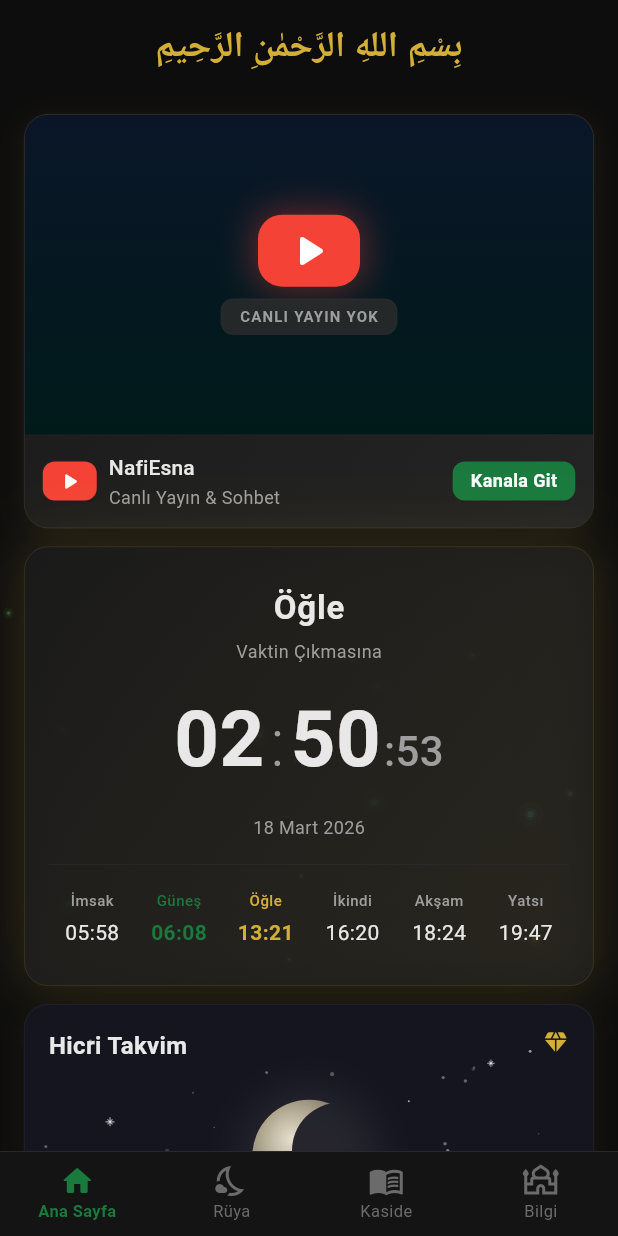
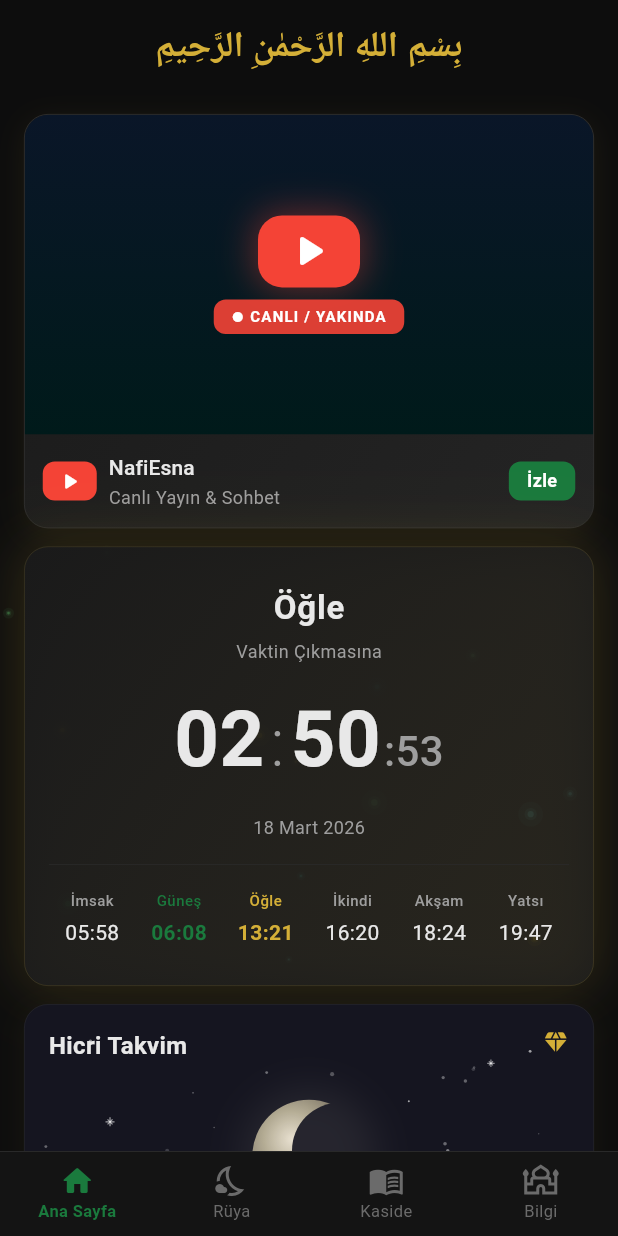
Before and after one commit to abdullahonus/nafiesna, a Flutter app: the screen it shows after launch, on a phone screen of 412 x 824 dp. Run offline on Flutter 3.47's test engine with Material 3 defaults, Android fonts, the phone set to English and light mode, and no system bars; our stand-ins replace auto_route, dio, equatable, firebase_core, firebase_messaging, flutter_riverpod and 4 more; missing offline and left inert: chucker_flutter, syncfusion_flutter_pdfviewer; accounts and stored records are empty; network calls fail.

Commit message:
bildirimli canlı yayın

```diff
--- a/lib/feature/home/widgets/live_stream_card.dart
+++ b/lib/feature/home/widgets/live_stream_card.dart
@@ -1,30 +1,17 @@
 import 'package:flutter/material.dart';
-import 'package:flutter_riverpod/flutter_riverpod.dart';
 import 'package:url_launcher/url_launcher.dart';
 import '../../../product/init/theme/app_colors.dart';
 import '../../../product/init/theme/app_text_styles.dart';
 import '../../../product/constants/app_spacing.dart';
-import '../../../service/youtube_live_service.dart';
 
-// TODO: YouTube Data API key'i güvenli bir yere taşınacak (env / remote config)
-const String _youtubeApiKey = 'AIzaSyC2AcvtBZ9TZCQft6az47UspEI5sJbo1UM';
-
-final _ytServiceProvider = Provider(
-  (ref) => YouTubeLiveService(apiKey: _youtubeApiKey),
-);
-
-final _liveStatusProvider = FutureProvider.autoDispose<LiveStreamInfo>((ref) {
-  return ref.read(_ytServiceProvider).checkLiveStatus();
-});
-
-class LiveStreamCard extends ConsumerWidget {
+class LiveStreamCard extends StatelessWidget {
   const LiveStreamCard({super.key});
 
   static const String _channelUrl =
-      'https://www.youtube.com/@bloomberght/streams';
+      'https://www.youtube.com/@NafiEsna/streams';
 
-  Future<void> _openUrl(BuildContext context, String url) async {
-    final Uri uri = Uri.parse(url);
+  Future<void> _openChannel(BuildContext context) async {
+    final Uri uri = Uri.parse(_channelUrl);
     if (await canLaunchUrl(uri)) {
       await launchUrl(uri, mode: LaunchMode.externalApplication);
     } else if (context.mounted) {
@@ -38,10 +25,7 @@ class LiveStreamCard extends ConsumerWidget {
   }
 
   @override
-  Widget build(BuildContext context, WidgetRef ref) {
-    final AsyncValue<LiveStreamInfo> liveAsync = ref.watch(_liveStatusProvider);
-    final bool isLive = liveAsync.valueOrNull?.isLive ?? false;
-
+  Widget build(BuildContext context) {
     return Container(
       decoration: BoxDecoration(
         borderRadius: BorderRadius.circular(AppSpacing.radiusLg),
@@ -50,17 +34,12 @@ class LiveStreamCard extends ConsumerWidget {
           end: Alignment.bottomRight,
           colors: [AppColors.surface, AppColors.surfaceVariant],
         ),
-        border: Border.all(
-          color: isLive ? Colors.red.withValues(alpha: 0.4) : AppColors.border,
-          width: isLive ? 1.0 : 0.5,
-        ),
+        border: Border.all(color: AppColors.border, width: 0.5),
         boxShadow: [
           BoxShadow(
-            color: isLive
-                ? Colors.red.withValues(alpha: 0.15)
-                : AppColors.accent.withValues(alpha: 0.08),
-            blurRadius: isLive ? 24 : 16,
-            spreadRadius: isLive ? 2 : 0,
+            color: AppColors.accent.withValues(alpha: 0.08),
+            blurRadius: 16,
+            spreadRadius: 0,
             offset: const Offset(0, 4),
           ),
         ],
@@ -68,27 +47,16 @@ class LiveStreamCard extends ConsumerWidget {
       child: Column(
         crossAxisAlignment: CrossAxisAlignment.start,
         children: [
-          _buildThumbnail(context, liveAsync),
-          _buildInfo(context, isLive),
+          _buildThumbnail(context),
+          _buildInfo(context),
         ],
       ),
     );
   }
 
-  Widget _buildThumbnail(
-    BuildContext context,
-    AsyncValue<LiveStreamInfo> liveAsync,
-  ) {
-    final LiveStreamInfo? info = liveAsync.valueOrNull;
-    final bool isLive = info?.isLive ?? false;
-
+  Widget _buildThumbnail(BuildContext context) {
     return GestureDetector(
-      onTap: () {
-        final String url = isLive && info?.videoId != null
-            ? info!.videoUrl
-            : _channelUrl;
-        _openUrl(context, url);
-      },
+      onTap: () => _openChannel(context),
       child: ClipRRect(
         borderRadius: const BorderRadius.only(
           topLeft: Radius.circular(AppSpacing.radiusLg),
@@ -99,14 +67,15 @@ class LiveStreamCard extends ConsumerWidget {
           child: Stack(
             fit: StackFit.expand,
             children: [
-              if (isLive && info?.thumbnailUrl != null)
-                Image.network(
-                  info!.thumbnailUrl!,
-                  fit: BoxFit.cover,
-                  errorBuilder: (_, __, ___) => _buildGradientBg(),
-                )
-              else
-                _buildGradientBg(),
+              Container(
+                decoration: const BoxDecoration(
+                  gradient: LinearGradient(
+                    begin: Alignment.topCenter,
+                    end: Alignment.bottomCenter,
+                    colors: [Color(0xFF0A1628), Color(0xFF001A1A)],
+                  ),
+                ),
+              ),
               Center(
                 child: Column(
                   mainAxisSize: MainAxisSize.min,
@@ -132,7 +101,33 @@ class LiveStreamCard extends ConsumerWidget {
                       ),
                     ),
                     const SizedBox(height: AppSpacing.sm),
-                    _buildBadge(isLive),
+                    Container(
+                      padding: const EdgeInsets.symmetric(
+                        horizontal: AppSpacing.md,
+                        vertical: AppSpacing.xs,
+                      ),
+                      decoration: BoxDecoration(
+                        color: Colors.red.withValues(alpha: 0.9),
+                        borderRadius:
+                            BorderRadius.circular(AppSpacing.radiusSm),
+                      ),
+                      child: const Row(
+                        mainAxisSize: MainAxisSize.min,
+                        children: [
+                          Icon(Icons.circle, color: Colors.white, size: 8),
+                          SizedBox(width: 4),
+                          Text(
+                            'CANLI / YAKINDA',
+                            style: TextStyle(
+                              color: Colors.white,
+                              fontSize: 10,
+                              fontWeight: FontWeight.w700,
+                              letterSpacing: 0.8,
+                            ),
+                          ),
+                        ],
+                      ),
+                    ),
                   ],
                 ),
               ),
@@ -143,81 +138,7 @@ class LiveStreamCard extends ConsumerWidget {
     );
   }
 
-  Widget _buildGradientBg() {
-    return Container(
-      decoration: const BoxDecoration(
-        gradient: LinearGradient(
-          begin: Alignment.topCenter,
-          end: Alignment.bottomCenter,
-          colors: [Color(0xFF0A1628), Color(0xFF001A1A)],
-        ),
-      ),
-    );
-  }
-
-  Widget _buildBadge(bool isLive) {
-    if (isLive) {
-      return Container(
-        padding: const EdgeInsets.symmetric(
-          horizontal: AppSpacing.md,
-          vertical: AppSpacing.xs,
-        ),
-        decoration: BoxDecoration(
-          color: Colors.red,
-          borderRadius: BorderRadius.circular(AppSpacing.radiusSm),
-          boxShadow: [
-            BoxShadow(
-              color: Colors.red.withValues(alpha: 0.5),
-              blurRadius: 12,
-              spreadRadius: 1,
-            ),
-          ],
-        ),
-        child: const Row(
-          mainAxisSize: MainAxisSize.min,
-          children: [
-            _PulsingDot(),
-            SizedBox(width: 6),
-            Text(
-              'CANLI YAYIN',
-              style: TextStyle(
-                color: Colors.white,
-                fontSize: 11,
-                fontWeight: FontWeight.w800,
-                letterSpacing: 1.0,
-              ),
-            ),
-          ],
-        ),
-      );
-    }
-
-    return Container(
-      padding: const EdgeInsets.symmetric(
-        horizontal: AppSpacing.md,
-        vertical: AppSpacing.xs,
-      ),
-      decoration: BoxDecoration(
-        color: AppColors.surfaceElevated.withValues(alpha: 0.8),
-        borderRadius: BorderRadius.circular(AppSpacing.radiusSm),
-        border: Border.all(
-          color: AppColors.border.withValues(alpha: 0.5),
-          width: 0.5,
-        ),
-      ),
-      child: const Text(
-        'CANLI YAYIN YOK',
-        style: TextStyle(
-          color: AppColors.textSecondary,
-          fontSize: 10,
-          fontWeight: FontWeight.w600,
-          letterSpacing: 0.8,
-        ),
-      ),
-    );
-  }
-
-  Widget _buildInfo(BuildContext context, bool isLive) {
+  Widget _buildInfo(BuildContext context) {
     return Padding(
       padding: const EdgeInsets.all(AppSpacing.md),
       child: Row(
@@ -236,35 +157,29 @@ class LiveStreamCard extends ConsumerWidget {
             ),
           ),
           const SizedBox(width: AppSpacing.sm),
-          Expanded(
+          const Expanded(
             child: Column(
               crossAxisAlignment: CrossAxisAlignment.start,
               children: [
-                const Text('NafiEsna', style: AppTextStyles.labelLarge),
-                Text(
-                  isLive ? 'Şu an canlı yayında!' : 'Canlı Yayın & Sohbet',
-                  style: AppTextStyles.bodySmall.copyWith(
-                    color: isLive ? Colors.red : AppColors.textSecondary,
-                    fontWeight: isLive ? FontWeight.w600 : FontWeight.normal,
-                  ),
-                ),
+                Text('NafiEsna', style: AppTextStyles.labelLarge),
+                Text('Canlı Yayın & Sohbet', style: AppTextStyles.bodySmall),
               ],
             ),
           ),
           GestureDetector(
-            onTap: () => _openUrl(context, _channelUrl),
+            onTap: () => _openChannel(context),
             child: Container(
               padding: const EdgeInsets.symmetric(
                 horizontal: AppSpacing.md,
                 vertical: AppSpacing.xs,
               ),
               decoration: BoxDecoration(
-                color: isLive ? Colors.red : AppColors.primary,
+                color: AppColors.primary,
                 borderRadius: BorderRadius.circular(AppSpacing.radiusSm),
               ),
-              child: Text(
-                isLive ? 'İzle' : 'Kanala Git',
-                style: const TextStyle(
+              child: const Text(
+                'İzle',
+                style: TextStyle(
                   color: Colors.white,
                   fontSize: 12,
                   fontWeight: FontWeight.w600,
@@ -277,50 +192,3 @@ class LiveStreamCard extends ConsumerWidget {
     );
   }
 }
-
-/// Canlı yayın göstergesi — nabız gibi atan kırmızı nokta
-class _PulsingDot extends StatefulWidget {
-  const _PulsingDot();
-
-  @override
-  State<_PulsingDot> createState() => _PulsingDotState();
-}
-
-class _PulsingDotState extends State<_PulsingDot>
-    with SingleTickerProviderStateMixin {
-  late final AnimationController _controller;
-
-  @override
-  void initState() {
-    super.initState();
-    _controller = AnimationController(
-      vsync: this,
-      duration: const Duration(milliseconds: 1200),
-    )..repeat(reverse: true);
-  }
-
-  @override
-  void dispose() {
-    _controller.dispose();
-    super.dispose();
-  }
-
-  @override
-  Widget build(BuildContext context) {
-    return AnimatedBuilder(
-      animation: _controller,
-      builder: (_, __) {
-        return Container(
-          width: 8,
-          height: 8,
-          decoration: BoxDecoration(
-            shape: BoxShape.circle,
-            color: Colors.white.withValues(
-              alpha: 0.5 + (_controller.value * 0.5),
-            ),
-          ),
-        );
-      },
-    );
-  }
-}
```
Also changed, not shown: lib/product/init/app_init.dart (+28 -1 lines), lib/service/youtube_live_service.dart (deleted, +0 -125 lines), 5 other files.
